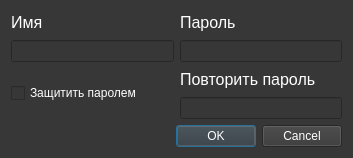
The window that ui/dialogs/user_registration.ui (Protocs/OkayMoney) describes before a commit, drawn with Qt 5.
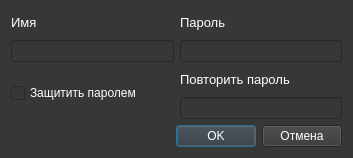
The same window after the commit.

Commit message: Подправил диалог регистрации пользователя

```diff
--- a/ui/dialogs/user_registration.ui
+++ b/ui/dialogs/user_registration.ui
@@ -27,7 +27,7 @@
       <widget class="QLabel" name="label">
        <property name="font">
         <font>
-         <pointsize>12</pointsize>
+         <pointsize>10</pointsize>
         </font>
        </property>
        <property name="text">
@@ -39,7 +39,7 @@
       <widget class="QLabel" name="label_2">
        <property name="font">
         <font>
-         <pointsize>12</pointsize>
+         <pointsize>10</pointsize>
         </font>
        </property>
        <property name="text">
@@ -74,7 +74,7 @@
       <widget class="QLabel" name="label_3">
        <property name="font">
         <font>
-         <pointsize>12</pointsize>
+         <pointsize>10</pointsize>
         </font>
        </property>
        <property name="text">
@@ -119,7 +119,7 @@
      <item>
       <widget class="QPushButton" name="cancel_button">
        <property name="text">
-        <string>Cancel</string>
+        <string>Отмена</string>
        </property>
       </widget>
      </item>
```
